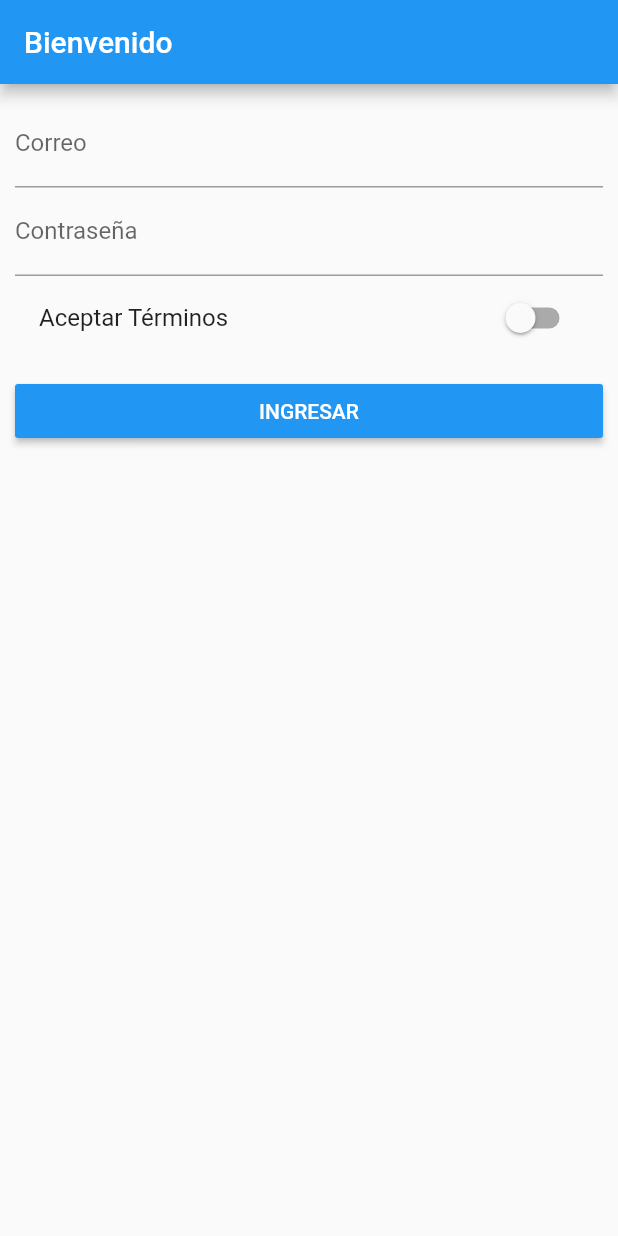
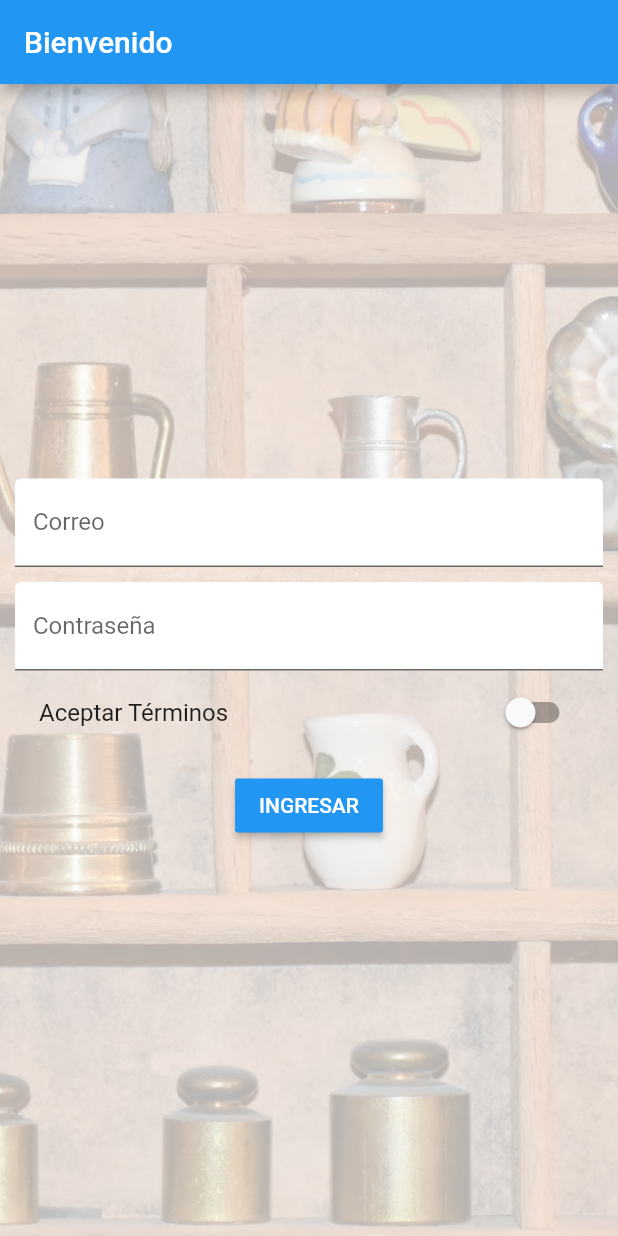
Before and after one commit to dmarquina/flutter_course, a Flutter app: the screen it shows after launch, on a phone screen of 412 x 824 dp. Run offline on Flutter 3.47's test engine with Material 2 defaults, Android fonts, the phone set to English and light mode, and no system bars.

Commit message:
input styles

```diff
--- a/lib/pages/auth.dart
+++ b/lib/pages/auth.dart
@@ -20,10 +20,17 @@ class _AuthPageState extends State<AuthPage> {
           title: Text('Bienvenido'),
         ),
         body: Container(
-          margin: EdgeInsets.all(10.0),
-          child: ListView(children: <Widget>[
+          decoration: BoxDecoration(
+              image: DecorationImage(
+                  fit: BoxFit.cover,
+                  colorFilter: ColorFilter.mode(Colors.black.withOpacity(0.3), BlendMode.dstATop),
+                  image: AssetImage('assets/background.jpg'))),
+          padding: EdgeInsets.all(10.0),
+          child: Center(
+            child: SingleChildScrollView(
+                child: Column(children: <Widget>[
               TextField(
-              decoration: InputDecoration(labelText: 'Correo'),
+                decoration: InputDecoration(labelText: 'Correo',filled: true, fillColor: Colors.white),
                 keyboardType: TextInputType.emailAddress,
                 onChanged: (String value) {
                   setState(() {
@@ -31,8 +38,9 @@ class _AuthPageState extends State<AuthPage> {
                   });
                 },
               ),
+              SizedBox(height:10.0),
               TextField(
-                decoration: InputDecoration(labelText: 'Contraseña'),
+                  decoration: InputDecoration(labelText: 'Contraseña',filled: true, fillColor: Colors.white),
                   obscureText: true,
                   onChanged: (String value) {
                     setState(() {
@@ -46,7 +54,7 @@ class _AuthPageState extends State<AuthPage> {
                     _acceptTerms = value;
                   });
                 },
-              title: Text('Aceptar Términos'),
+                title: Text('Aceptar Términos', ),
               ),
               SizedBox(
                 height: 10.0,
@@ -58,7 +66,8 @@ class _AuthPageState extends State<AuthPage> {
                   onPressed: () {
                     Navigator.pushReplacementNamed(context, '/products');
                   }),
-          ]),
+            ])),
+          ),
         ));
   }
 }
--- a/lib/products.dart
+++ b/lib/products.dart
@@ -15,10 +15,12 @@ class Products extends StatelessWidget {
               child: Row(
                 mainAxisAlignment: MainAxisAlignment.spaceAround,
                 children: <Widget>[
-                  Text(
-                    products[index]['title'],
-                    style: TextStyle(
-                        fontSize: 26.0, fontWeight: FontWeight.bold, fontFamily: 'Oswald'),
+                  Expanded(
+                    child: Text(
+                      products[index]['title'],
+                      style: TextStyle(
+                          fontSize: 26.0, fontWeight: FontWeight.bold, fontFamily: 'Oswald'),
+                    ),
                   ),
                   SizedBox(
                     width: 8.0,
--- a/pubspec.yaml
+++ b/pubspec.yaml
@@ -39,6 +39,7 @@ flutter:
   # To add assets to your application, add an assets section, like this:
   assets:
     - assets/food.jpg
+    - assets/background.jpg
   #  - images/a_dot_ham.jpeg
 
   # An image asset can refer to one or more resolution-specific "variants", see
```
Also changed, not shown: assets/background.jpg (added). Lines whose indentation alone changed are shown as unchanged.
